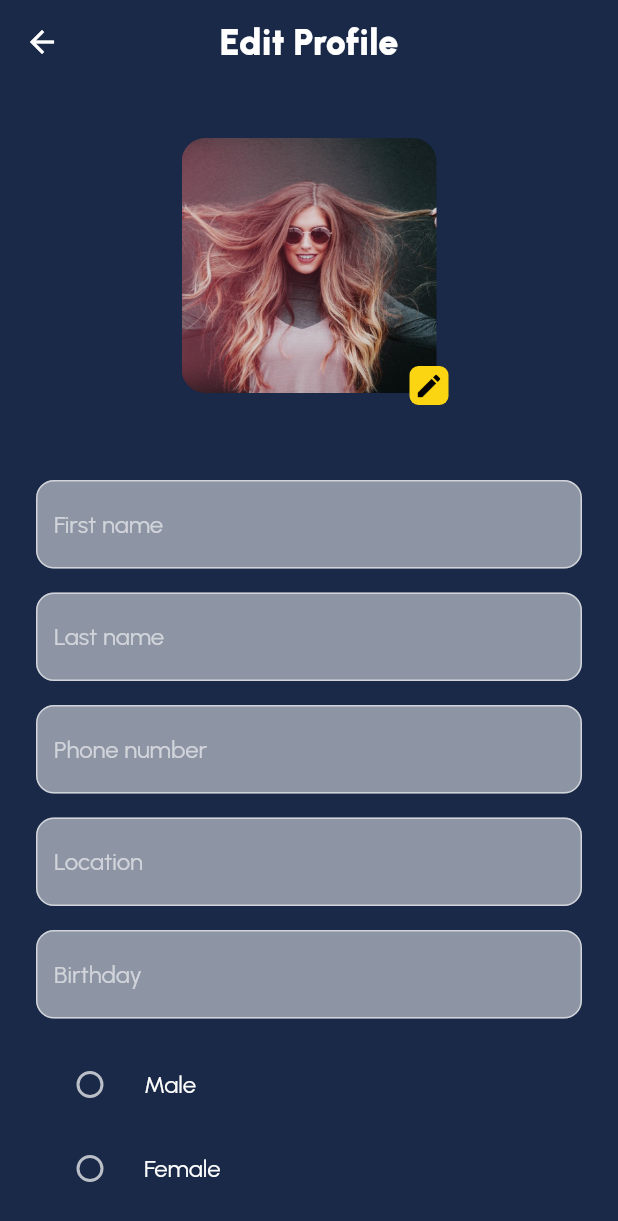
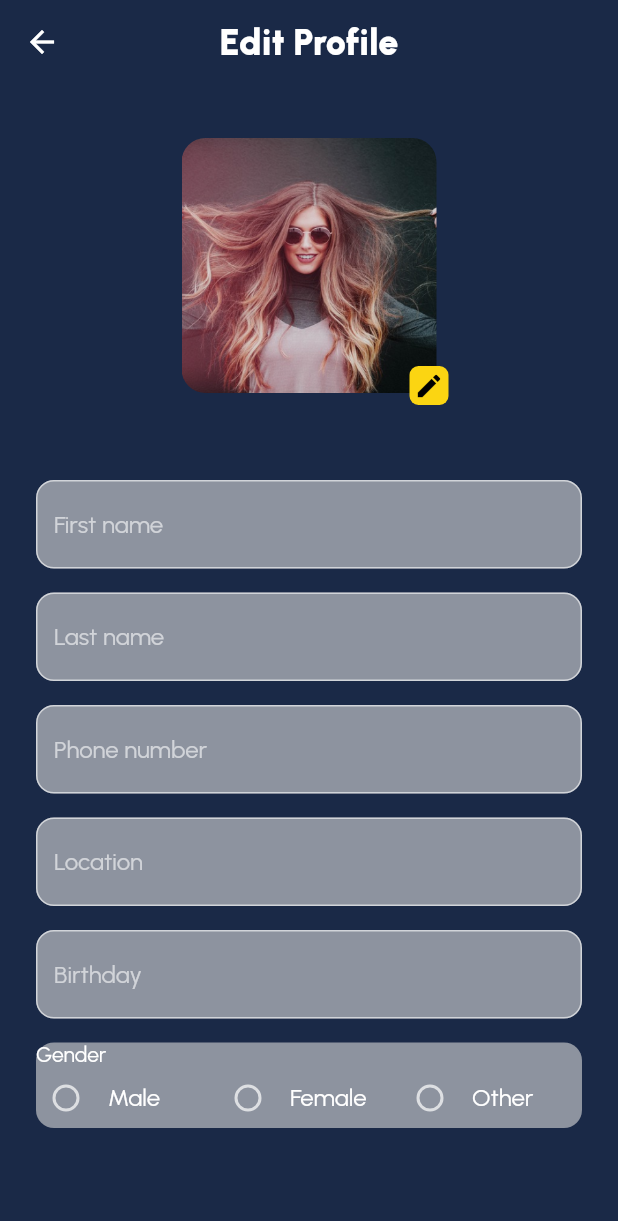
Before and after one commit to HumaCode/Course-App-Flutter-, a Flutter app: the EditProfilePage screen opened by its route, on a phone screen of 412 x 824 dp. Shown: the top 1221 px of the screen. Run offline on Flutter 3.47's test engine with Material 2 defaults, Android fonts, the phone set to English and light mode, and no system bars; our stand-ins replace flutter_svg; project files that could hold a hidden picture were left out.

Commit message:
expanded widget - edit profile

```diff
--- a/lib/components/app_textfield.dart
+++ b/lib/components/app_textfield.dart
@@ -1,3 +1,4 @@
+import 'package:course_app_flutter/styles/app_color.dart';
 import 'package:flutter/material.dart';
 
 class AppTextField extends StatelessWidget {
@@ -16,7 +17,7 @@ class AppTextField extends StatelessWidget {
           ),
         ),
         filled: true,
-        fillColor: Colors.white.withOpacity(0.5),
+        fillColor: AppColors.fieldColor,
       ),
     );
   }
--- a/lib/pages/edit_profile_page.dart
+++ b/lib/pages/edit_profile_page.dart
@@ -70,9 +70,28 @@ class _EditProfilePageState extends State<EditProfilePage> {
               const SizedBox(height: 16),
               const AppTextField(hint: AppStrings.birthday),
               const SizedBox(height: 16),
-              RadioListTile(
+              Container(
+                decoration: BoxDecoration(
+                  color: AppColors.fieldColor,
+                  borderRadius: const BorderRadius.all(
+                    Radius.circular(12),
+                  ),
+                ),
+                child: Column(
+                  crossAxisAlignment: CrossAxisAlignment.start,
+                  children: [
+                    const Text(AppStrings.gender),
+                    Row(
+                      children: [
+                        Expanded(
+                          child: RadioListTile(
                             title: const Text(AppStrings.male),
                             value: Gender.male,
+                            contentPadding: EdgeInsets.zero,
+                            visualDensity: const VisualDensity(
+                              horizontal: VisualDensity.minimumDensity,
+                              vertical: VisualDensity.minimumDensity,
+                            ),
                             groupValue: gender,
                             onChanged: (value) {
                               setState(() {
@@ -80,9 +99,16 @@ class _EditProfilePageState extends State<EditProfilePage> {
                               });
                             },
                           ),
-              RadioListTile(
+                        ),
+                        Expanded(
+                          child: RadioListTile(
                             title: const Text(AppStrings.female),
                             value: Gender.female,
+                            contentPadding: EdgeInsets.zero,
+                            visualDensity: const VisualDensity(
+                              horizontal: VisualDensity.minimumDensity,
+                              vertical: VisualDensity.minimumDensity,
+                            ),
                             groupValue: gender,
                             onChanged: (value) {
                               setState(() {
@@ -90,15 +116,28 @@ class _EditProfilePageState extends State<EditProfilePage> {
                               });
                             },
                           ),
-              RadioListTile(
+                        ),
+                        Expanded(
+                          child: RadioListTile(
                             title: const Text(AppStrings.other),
                             value: Gender.other,
+                            contentPadding: EdgeInsets.zero,
+                            visualDensity: const VisualDensity(
+                              horizontal: VisualDensity.minimumDensity,
+                              vertical: VisualDensity.minimumDensity,
+                            ),
                             groupValue: gender,
                             onChanged: (value) {
                               setState(() {
                                 gender = Gender.other;
                               });
                             },
+                          ),
+                        ),
+                      ],
+                    ),
+                  ],
+                ),
               ),
             ],
           ),
```
Lines whose indentation alone changed are shown as unchanged.
